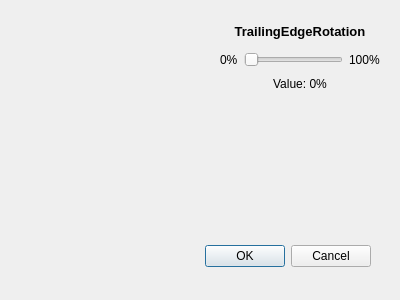
DLR-SC/tigl, file TIGLViewer/src/TIGLViewerSelectWingAndFlapStatusDialog.ui: the form before one commit.
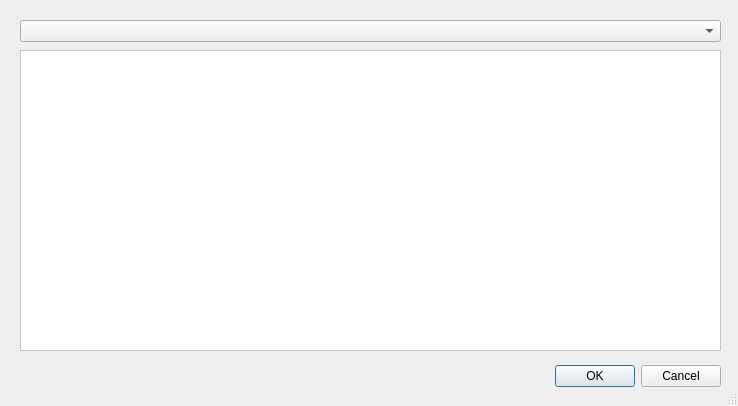
The form after the commit.

Commit message: Lots of work for wing flap modeling Added tests for wing flap transformation

```diff
--- a/TIGLViewer/src/TIGLViewerSelectWingAndFlapStatusDialog.ui
+++ b/TIGLViewer/src/TIGLViewerSelectWingAndFlapStatusDialog.ui
@@ -6,18 +6,30 @@
    <rect>
     <x>0</x>
     <y>0</y>
-    <width>400</width>
-    <height>300</height>
+    <width>738</width>
+    <height>406</height>
    </rect>
   </property>
+  <property name="sizePolicy">
+   <sizepolicy hsizetype="Fixed" vsizetype="Fixed">
+    <horstretch>0</horstretch>
+    <verstretch>0</verstretch>
+   </sizepolicy>
+  </property>
   <property name="windowTitle">
    <string>Dialog</string>
   </property>
+  <property name="sizeGripEnabled">
+   <bool>true</bool>
+  </property>
+  <property name="modal">
+   <bool>true</bool>
+  </property>
   <widget class="QDialogButtonBox" name="buttonBox">
    <property name="geometry">
     <rect>
-     <x>30</x>
-     <y>240</y>
+     <x>380</x>
+     <y>360</y>
      <width>341</width>
      <height>32</height>
     </rect>
@@ -29,77 +41,105 @@
     <set>QDialogButtonBox::Cancel|QDialogButtonBox::Ok</set>
    </property>
   </widget>
-  <widget class="QWidget" name="verticalLayoutWidget">
+  <widget class="QComboBox" name="comboBoxWings">
    <property name="geometry">
     <rect>
-     <x>220</x>
+     <x>20</x>
      <y>20</y>
-     <width>160</width>
-     <height>80</height>
+     <width>701</width>
+     <height>22</height>
     </rect>
    </property>
-   <layout class="QVBoxLayout" name="verticalLayout">
-    <item>
-     <widget class="QLabel" name="label_3">
-      <property name="text">
-       <string>&lt;html&gt;&lt;head/&gt;&lt;body&gt;&lt;p&gt;&lt;span style=&quot; font-size:10pt; font-weight:600;&quot;&gt;TrailingEdgeRotation&lt;/span&gt;&lt;/p&gt;&lt;/body&gt;&lt;/html&gt;</string>
-      </property>
-      <property name="textFormat">
-       <enum>Qt::AutoText</enum>
-      </property>
-      <property name="scaledContents">
-       <bool>false</bool>
-      </property>
-      <property name="alignment">
-       <set>Qt::AlignCenter</set>
-      </property>
-     </widget>
-    </item>
-    <item>
-     <layout class="QHBoxLayout" name="horizontalLayout">
-      <item>
-       <widget class="QLabel" name="label">
-        <property name="text">
-         <string>0%</string>
-        </property>
-       </widget>
-      </item>
-      <item>
-       <widget class="QSlider" name="horizontalSlider">
-        <property name="maximum">
-         <number>100</number>
-        </property>
-        <property name="orientation">
-         <enum>Qt::Horizontal</enum>
-        </property>
-       </widget>
-      </item>
-      <item>
-       <widget class="QLabel" name="label_2">
-        <property name="text">
-         <string>100%</string>
-        </property>
-       </widget>
-      </item>
-     </layout>
-    </item>
-    <item>
-     <widget class="QLabel" name="label_4">
-      <property name="text">
-       <string>Value: 0%</string>
-      </property>
-      <property name="alignment">
-       <set>Qt::AlignHCenter|Qt::AlignTop</set>
-      </property>
-      <property name="margin">
-       <number>-3</number>
-      </property>
-      <property name="SliderValue" stdset="0">
-       <string/>
-      </property>
-     </widget>
-    </item>
-   </layout>
+  </widget>
+  <widget class="QScrollArea" name="scrollArea">
+   <property name="geometry">
+    <rect>
+     <x>20</x>
+     <y>50</y>
+     <width>701</width>
+     <height>301</height>
+    </rect>
+   </property>
+   <property name="palette">
+    <palette>
+     <active>
+      <colorrole role="Base">
+       <brush brushstyle="SolidPattern">
+        <color alpha="255">
+         <red>255</red>
+         <green>255</green>
+         <blue>255</blue>
+        </color>
+       </brush>
+      </colorrole>
+      <colorrole role="Window">
+       <brush brushstyle="SolidPattern">
+        <color alpha="255">
+         <red>255</red>
+         <green>255</green>
+         <blue>255</blue>
+        </color>
+       </brush>
+      </colorrole>
+     </active>
+     <inactive>
+      <colorrole role="Base">
+       <brush brushstyle="SolidPattern">
+        <color alpha="255">
+         <red>255</red>
+         <green>255</green>
+         <blue>255</blue>
+        </color>
+       </brush>
+      </colorrole>
+      <colorrole role="Window">
+       <brush brushstyle="SolidPattern">
+        <color alpha="255">
+         <red>255</red>
+         <green>255</green>
+         <blue>255</blue>
+        </color>
+       </brush>
+      </colorrole>
+     </inactive>
+     <disabled>
+      <colorrole role="Base">
+       <brush brushstyle="SolidPattern">
+        <color alpha="255">
+         <red>255</red>
+         <green>255</green>
+         <blue>255</blue>
+        </color>
+       </brush>
+      </colorrole>
+      <colorrole role="Window">
+       <brush brushstyle="SolidPattern">
+        <color alpha="255">
+         <red>255</red>
+         <green>255</green>
+         <blue>255</blue>
+        </color>
+       </brush>
+      </colorrole>
+     </disabled>
+    </palette>
+   </property>
+   <property name="autoFillBackground">
+    <bool>true</bool>
+   </property>
+   <property name="widgetResizable">
+    <bool>true</bool>
+   </property>
+   <widget class="QWidget" name="scrollAreaWidgetContents">
+    <property name="geometry">
+     <rect>
+      <x>0</x>
+      <y>0</y>
+      <width>699</width>
+      <height>299</height>
+     </rect>
+    </property>
+   </widget>
   </widget>
  </widget>
  <resources/>
```
The commit also changes 37 other files.
